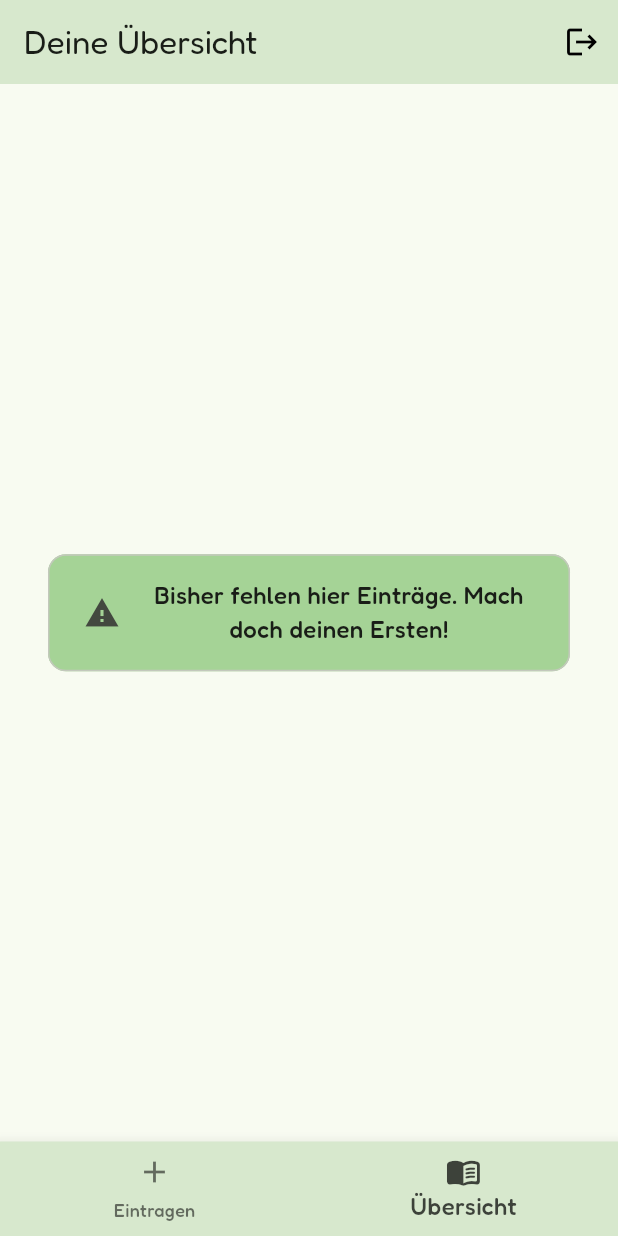
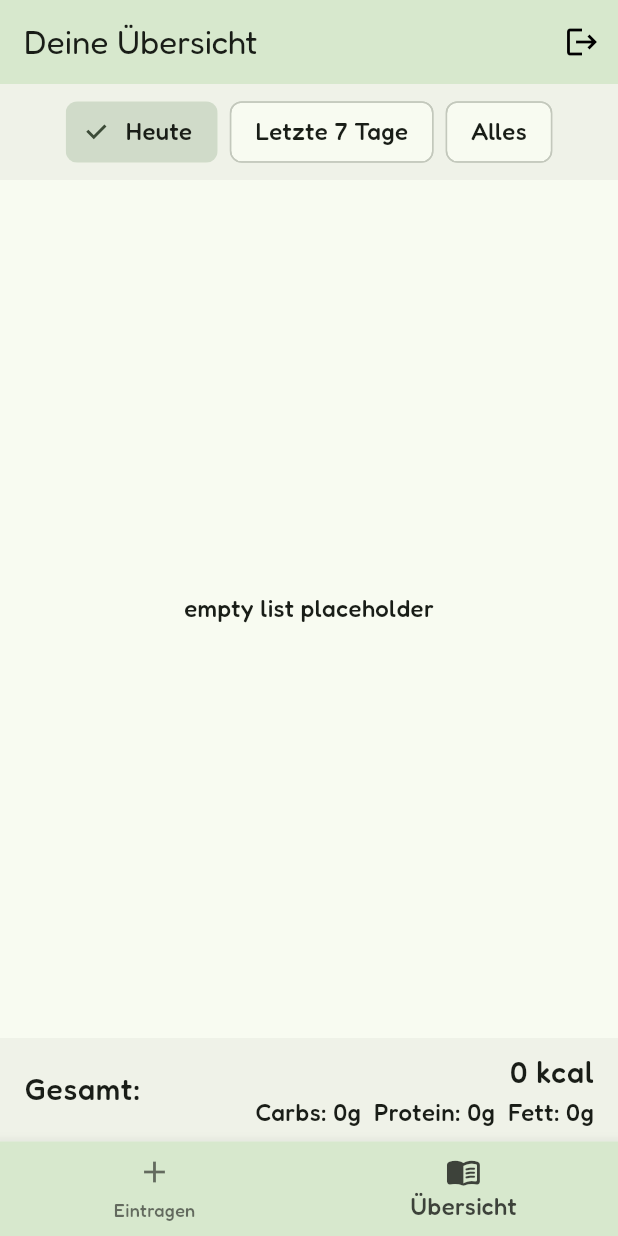
Before and after one commit to christried/snackbert, a Flutter app: the screen it shows once a user with an empty profile is signed in, item 2 of the bottom bar chosen, on a phone screen of 412 x 824 dp. Run offline on Flutter 3.47's test engine with Material 3 defaults, Android fonts, the phone set to English and light mode, and no system bars; our stand-ins replace cloud_firestore, firebase_auth, firebase_core, firebase_storage, flutter_riverpod, google_fonts and 2 more; missing offline and left inert: audio_waveforms, record; accounts and stored records are empty.

Commit message:
-changed "this week" to "last 7 days" filters - added placeholder for empty overview list with image asset and a data for messages coming

```diff
--- a/lib/data/snackbert_messages.dart
+++ b/lib/data/snackbert_messages.dart
@@ -81,6 +81,19 @@ class SnackbertMessages {
     "Bis zum nächsten Mal! Vergiss nicht, genug zu trinken. Wir sehen uns später!",
   ];
 
+  static final List<String> _emptyListMessages = [
+    "Hier ist ja noch gähnende Leere! Wenn du magst, tipp mir einfach deinen ersten Eintrag ein. 🐿️",
+    "Noch kein einziger Krümel in der Übersicht! Sollen wir zusammen den ersten Eintrag wagen?",
+    "Ich habe extra meine Lupe herausgeholt, aber hier steht noch gar nichts. Du kannst jederzeit was hinzufügen!",
+    "Hier ist es gerade noch leerer als mein geheimes Nussversteck im Frühling. Lass uns das ändern!",
+    "Ganz schön ruhig hier... Mein innerer Taschenrechner langweilt sich schon ein bisschen. Schreibst du mir was? ✍️",
+    "Hier ist noch alles blitzblank geputzt! Sobald du bereit bist, kannst du ganz einfach eine Mahlzeit eintragen.",
+    "Upsi, hier ist ja noch absolute Funkstille im System! Ich sitze bereit und warte auf deinen ersten Eintrag.",
+    "Hier schaut mich nur die weiße Seite an. Ich halte den Stift schon in den Pfoten, du musst mir nur sagen, was wir aufschreiben! 🥜",
+    "Suchst du auch gerade nach Einträgen? Ich finde hier nämlich noch absolut gar nichts. Wollen wir was hinzufügen?",
+    "Alles leer! Keine Sorge, ich passe auf den Platz auf, bis du die Übersicht mit Leben füllst. ✨",
+  ];
+
   static String get randomGreeting =>
       _greetings[Random().nextInt(_greetings.length)];
 
@@ -98,4 +111,7 @@ class SnackbertMessages {
 
   static String get randomLogoutMessage =>
       _logoutMessages[Random().nextInt(_logoutMessages.length)];
+
+  static String get randomEmptyListMessage =>
+      _emptyListMessages[Random().nextInt(_emptyListMessages.length)];
 }
--- a/lib/models/filters.dart
+++ b/lib/models/filters.dart
@@ -1 +1 @@
-enum TimeFilters { today, thisWeek, allTime }
+enum TimeFilters { today, lastSevenDays, allTime }
--- a/lib/screens/overview.dart
+++ b/lib/screens/overview.dart
@@ -5,7 +5,7 @@ import 'package:snackbert/models/meal.dart';
 import 'package:snackbert/providers/meals_provider.dart';
 import 'package:snackbert/screens/meal_details.dart';
 import 'package:snackbert/utils/snackbar.dart';
-import 'package:snackbert/widgets/info_bracket.dart';
+import 'package:snackbert/widgets/empty_list_placeholder.dart';
 import 'package:snackbert/widgets/inputs/nutrition_totals.dart';
 import 'package:snackbert/widgets/inputs/overview_filters.dart';
 import 'package:snackbert/widgets/loading_snackbert.dart';
@@ -63,17 +63,12 @@ class OverviewScreen extends ConsumerWidget {
       stream: ref.read(mealsProvider.notifier).mealsStream,
       builder: (context, mealSnapshots) {
         if (mealSnapshots.connectionState == ConnectionState.waiting) {
-          return LoadingSnackbert(status: 'waiting');
+          return Center(child: LoadingSnackbert(status: 'waiting'));
         }
 
-        if (!mealSnapshots.hasData || mealSnapshots.data!.docs.isEmpty) {
-          return const Center(
-            child: InfoBracket(
-              icon: Icon(Icons.warning_outlined),
-              text: "Bisher fehlen hier Einträge. Mach doch deinen Ersten!",
-            ),
-          );
-        }
+        // if (!mealSnapshots.hasData || mealSnapshots.data!.docs.isEmpty) {
+        //   return const Center(child: EmptyListPlaceholder());
+        // }
 
         if (mealSnapshots.hasError) {
           showAppSnackBar(
@@ -98,8 +93,11 @@ class OverviewScreen extends ConsumerWidget {
         return Column(
           children: [
             OverviewFilters(),
+
             Expanded(
-              child: ListView.separated(
+              child: filteredMeals.isEmpty
+                  ? Center(child: EmptyListPlaceholder())
+                  : ListView.separated(
                       separatorBuilder: (context, index) => Divider(
                         height: 1,
                         color: colors.tertiary,
@@ -122,7 +120,9 @@ class OverviewScreen extends ConsumerWidget {
                             // placeholder image
                             leading: Hero(
                               tag: currentMeal.id,
-                        child: Image.asset('assets/snackbert_mascot_face.png'),
+                              child: Image.asset(
+                                'assets/snackbert_mascot_face.png',
+                              ),
                             ),
                             title: Text(currentMeal.title),
                             subtitle: Row(
--- /dev/null
+++ b/lib/widgets/empty_list_placeholder.dart
@@ -0,0 +1,10 @@
+import 'package:flutter/material.dart';
+
+class EmptyListPlaceholder extends StatelessWidget {
+  const EmptyListPlaceholder({super.key});
+
+  @override
+  Widget build(BuildContext context) {
+    return Text("empty list placeholder");
+  }
+}
--- a/lib/widgets/inputs/overview_filters.dart
+++ b/lib/widgets/inputs/overview_filters.dart
@@ -17,8 +17,8 @@ class _OverviewFiltersState extends ConsumerState<OverviewFilters> {
     switch (filter) {
       case TimeFilters.today:
         return "Heute";
-      case TimeFilters.thisWeek:
-        return "Diese Woche";
+      case TimeFilters.lastSevenDays:
+        return "Letzte 7 Tage";
       case TimeFilters.allTime:
         return "Alles";
     }
```
Also changed, not shown: lib/providers/meals_provider.dart (+5 -7 lines). Lines whose indentation alone changed are shown as unchanged.
